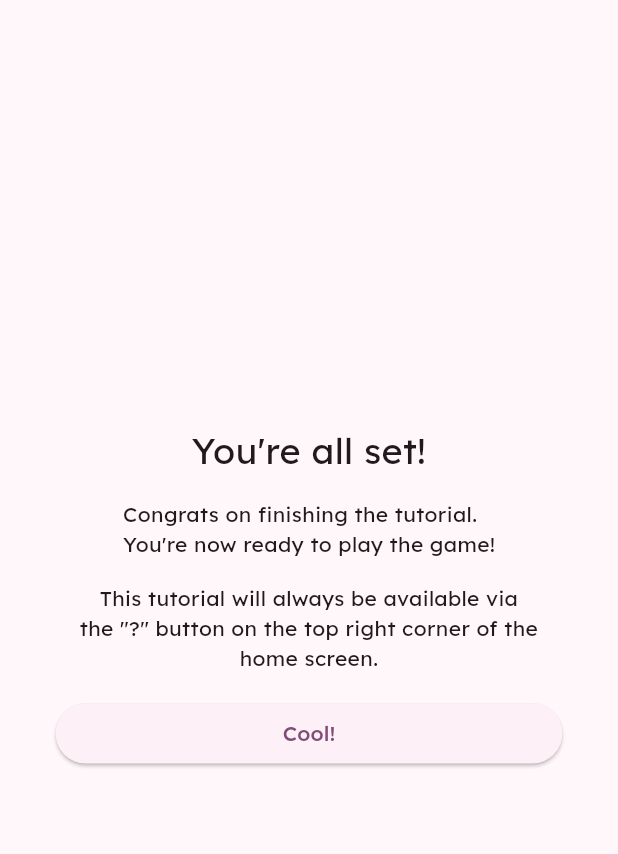
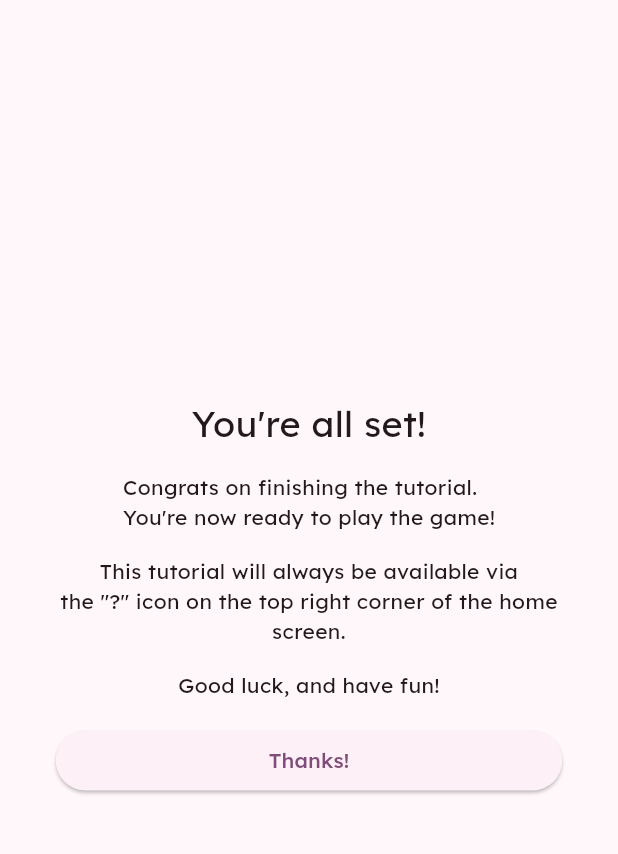
Before and after one commit to simonerlic/colour-guesser, a Flutter app: the FinishTutorialPage screen opened directly, on a phone screen of 412 x 824 dp, the part 63-917 px from its top. Run offline on Flutter 3.47's test engine with Material 2 defaults, Android fonts, the phone set to English and light mode, and no system bars; our stand-ins replace share_plus, shared_preferences; accounts and stored records are empty.

Commit message:
Add tutorial check on startup, adjust tutorial

```diff
--- a/lib/views/tutorial/finish_tutorial_view.dart
+++ b/lib/views/tutorial/finish_tutorial_view.dart
@@ -1,4 +1,5 @@
 import 'package:flutter/material.dart';
+import 'package:colour/main.dart';
 
 class FinishTutorialPage extends StatelessWidget {
   const FinishTutorialPage({Key? key}) : super(key: key);
@@ -28,7 +29,12 @@ class FinishTutorialPage extends StatelessWidget {
               ),
               const SizedBox(height: 16),
               const Text(
-                'This tutorial will always be available via\nthe "?" button on the top right corner of the home screen.',
+                'This tutorial will always be available via\nthe "?" icon on the top right corner of the home screen.',
+                textAlign: TextAlign.center,
+              ),
+              const SizedBox(height: 16),
+              const Text(
+                'Good luck, and have fun!',
                 textAlign: TextAlign.center,
               ),
               const SizedBox(height: 16),
@@ -39,10 +45,11 @@ class FinishTutorialPage extends StatelessWidget {
                     width: MediaQuery.of(context).size.width * 0.82,
                     child: ElevatedButton(
                       onPressed: () {
-                        Navigator.of(context)
-                            .popUntil((route) => route.isFirst);
+                        Navigator.of(context).pushReplacement(
+                            MaterialPageRoute<StartPage>(
+                                builder: (_) => const StartPage()));
                       },
-                      child: const Text("Cool!"),
+                      child: const Text("Thanks!"),
                     ),
                   ),
                   const Spacer(),
```
Also changed, not shown: lib/main.dart (+28 -25 lines).
